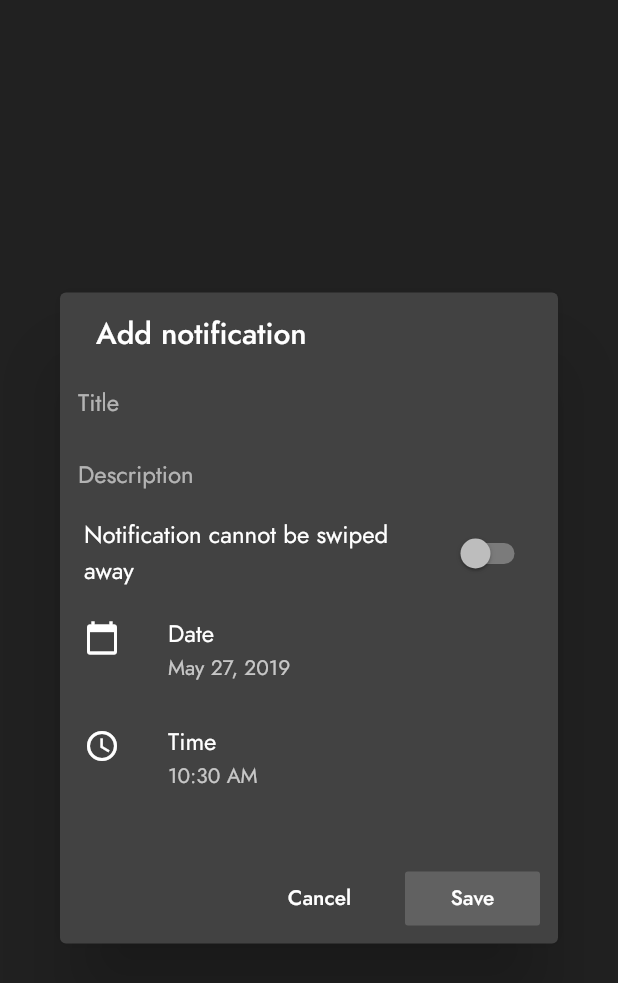
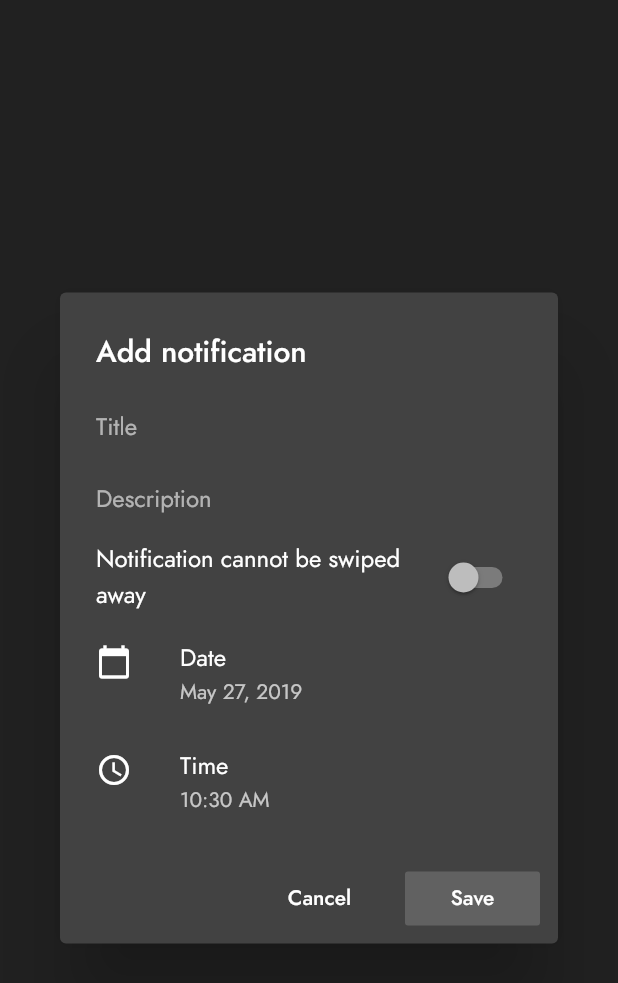
Before and after one commit to probablykasper/notifier, a Flutter app: the NotificationDialog widget shown alone on an empty page, opened directly, on a phone screen of 412 x 824 dp. Shown: the top 983 px of the screen. Run offline on Flutter 3.47's test engine with Material 2 defaults, Android fonts, the phone set to English and light mode, and no system bars; our stand-ins replace shared_preferences; accounts and stored records are empty.

Commit message:
Changed the dialog's padding

```diff
--- a/lib/pages/list.dart
+++ b/lib/pages/list.dart
@@ -175,31 +175,15 @@ class NotificationDialog extends StatelessWidget {
       child: ScopedModelDescendant<NotificationDialogModel>(
         builder: (context, child, model) {
           print('Building dialog ScopedModelDescendant');
-          double bp = 12.0;
           return SimpleDialog(
-            titlePadding:
-                EdgeInsets.fromLTRB(24.0 - bp, 24.0 - bp, 24.0 - bp, 0.0),
+            // everything should have a horizontal padding of 24
             contentPadding: EdgeInsets.all(0),
-            title: Row(
-              mainAxisAlignment: MainAxisAlignment.spaceBetween,
-              children: <Widget>[
-                Padding(
-                  padding: EdgeInsets.only(left: bp),
-                  child: Text(
-                    'Add notification',
-                    style: TextStyle(
-                      fontSize: 20,
-                      fontWeight: FontWeight.w500,
-                    ),
-                  ),
-                ),
-              ],
-            ),
+            title: Text('Add notification'),
             children: <Widget>[
               Padding(
-                padding: EdgeInsets.only(top: 12.0 - bp, bottom: 16),
+                padding: EdgeInsets.only(top: 0, bottom: 0),
                 child: Container(
-                  padding: EdgeInsets.only(top: 8, bottom: 12),
+                  padding: EdgeInsets.only(top: 12, bottom: 0),
                   width: 600,
                   child: Column(
                     crossAxisAlignment: CrossAxisAlignment.start,
@@ -212,7 +196,7 @@ class NotificationDialog extends StatelessWidget {
                           hintText: 'Title',
                           border: InputBorder.none,
                           contentPadding: EdgeInsets.symmetric(
-                              horizontal: 12, vertical: 12),
+                              horizontal: 24, vertical: 12),
                         ),
                         onChanged: (String newValue) {
                           model.item['title'] = newValue;
@@ -226,22 +210,31 @@ class NotificationDialog extends StatelessWidget {
                           hintText: 'Description',
                           border: InputBorder.none,
                           contentPadding: EdgeInsets.symmetric(
-                              horizontal: 12, vertical: 12),
+                              horizontal: 24, vertical: 12),
                         ),
                         onChanged: (String newValue) {
                           model.item['description'] = newValue;
                         },
                       ),
                       //* CANNOT BE SWIPED AWAY?
-                      SwitchListTile(
+                      ListTile(
+                        // this is not a SwitchListTile because that doesn't support padding
+                        contentPadding: EdgeInsets.symmetric(horizontal: 24),
                         title: Text('Notification cannot be swiped away'),
-                        value: model.item['noSwipeAway'],
-                        onChanged: (bool newValue) {
-                          model.item['noSwipeAway'] = newValue;
+                        onTap: () {
+                          model.item['noSwipeAway'] =
+                              !model.item['noSwipeAway'];
                           model.rebuild();
                         },
+                        trailing: Switch(
+                            value: model.item['noSwipeAway'],
+                            onChanged: (bool newValue) {
+                              model.item['noSwipeAway'] = newValue;
+                              model.rebuild();
+                            }),
                       ),
                       ListTile(
+                        contentPadding: EdgeInsets.symmetric(horizontal: 24),
                         leading: Icon(Icons.calendar_today),
                         title: Text('Date'),
                         subtitle: Text(
@@ -256,6 +249,7 @@ class NotificationDialog extends StatelessWidget {
                         },
                       ),
                       ListTile(
+                        contentPadding: EdgeInsets.symmetric(horizontal: 24),
                         leading: Icon(Icons.schedule),
                         title: Text('Time'),
                         subtitle: Text(
@@ -274,7 +268,8 @@ class NotificationDialog extends StatelessWidget {
                 ),
               ),
               Padding(
-                padding: EdgeInsets.all(12),
+                padding:
+                    EdgeInsets.only(left: 12, right: 12, top: 24, bottom: 12),
                 child: Row(
                   mainAxisAlignment: MainAxisAlignment.end,
                   children: <Widget>[
```
